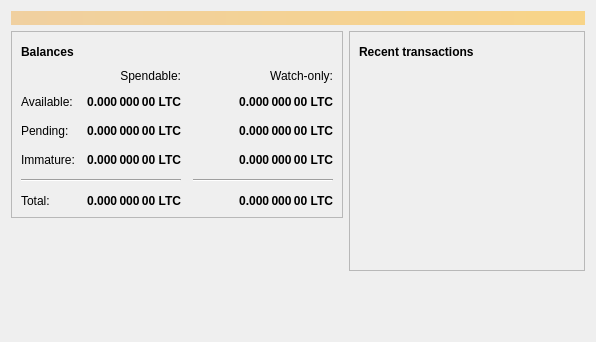
Before: the Qt Designer form src/qt/forms/overviewpage.ui in michaelcrandolph/s-crow, drawn with Qt 5.
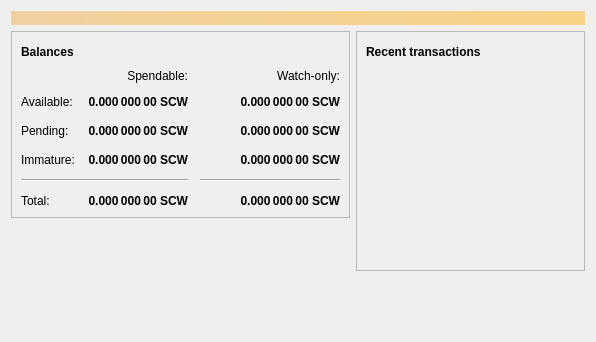
After: the same form once the commit is applied. Icons and pictures are not drawn.

The edit to the form file:
```diff
--- a/src/qt/forms/overviewpage.ui
+++ b/src/qt/forms/overviewpage.ui
@@ -129,7 +129,7 @@
                <string>Unconfirmed transactions to watch-only addresses</string>
               </property>
               <property name="text">
-               <string notr="true">0.000 000 00 LTC</string>
+               <string notr="true">0.000 000 00 SCW</string>
               </property>
               <property name="alignment">
                <set>Qt::AlignRight|Qt::AlignTrailing|Qt::AlignVCenter</set>
@@ -154,7 +154,7 @@
                <string>Total of transactions that have yet to be confirmed, and do not yet count toward the spendable balance</string>
               </property>
               <property name="text">
-               <string notr="true">0.000 000 00 LTC</string>
+               <string notr="true">0.000 000 00 SCW</string>
               </property>
               <property name="alignment">
                <set>Qt::AlignRight|Qt::AlignTrailing|Qt::AlignVCenter</set>
@@ -179,7 +179,7 @@
                <string>Mined balance in watch-only addresses that has not yet matured</string>
               </property>
               <property name="text">
-               <string notr="true">0.000 000 00 LTC</string>
+               <string notr="true">0.000 000 00 SCW</string>
               </property>
               <property name="alignment">
                <set>Qt::AlignRight|Qt::AlignTrailing|Qt::AlignVCenter</set>
@@ -237,7 +237,7 @@
                <string>Mined balance that has not yet matured</string>
               </property>
               <property name="text">
-               <string notr="true">0.000 000 00 LTC</string>
+               <string notr="true">0.000 000 00 SCW</string>
               </property>
               <property name="alignment">
                <set>Qt::AlignRight|Qt::AlignTrailing|Qt::AlignVCenter</set>
@@ -282,7 +282,7 @@
                <string>Your current total balance</string>
               </property>
               <property name="text">
-               <string notr="true">0.000 000 00 LTC</string>
+               <string notr="true">0.000 000 00 SCW</string>
               </property>
               <property name="alignment">
                <set>Qt::AlignRight|Qt::AlignTrailing|Qt::AlignVCenter</set>
@@ -307,7 +307,7 @@
                <string>Current total balance in watch-only addresses</string>
               </property>
               <property name="text">
-               <string notr="true">0.000 000 00 LTC</string>
+               <string notr="true">0.000 000 00 SCW</string>
               </property>
               <property name="alignment">
                <set>Qt::AlignRight|Qt::AlignTrailing|Qt::AlignVCenter</set>
@@ -349,7 +349,7 @@
                <string>Your current spendable balance</string>
               </property>
               <property name="text">
-               <string notr="true">0.000 000 00 LTC</string>
+               <string notr="true">0.000 000 00 SCW</string>
               </property>
               <property name="alignment">
                <set>Qt::AlignRight|Qt::AlignTrailing|Qt::AlignVCenter</set>
@@ -374,7 +374,7 @@
                <string>Your current balance in watch-only addresses</string>
               </property>
               <property name="text">
-               <string notr="true">0.000 000 00 LTC</string>
+               <string notr="true">0.000 000 00 SCW</string>
               </property>
               <property name="alignment">
                <set>Qt::AlignRight|Qt::AlignTrailing|Qt::AlignVCenter</set>
```
